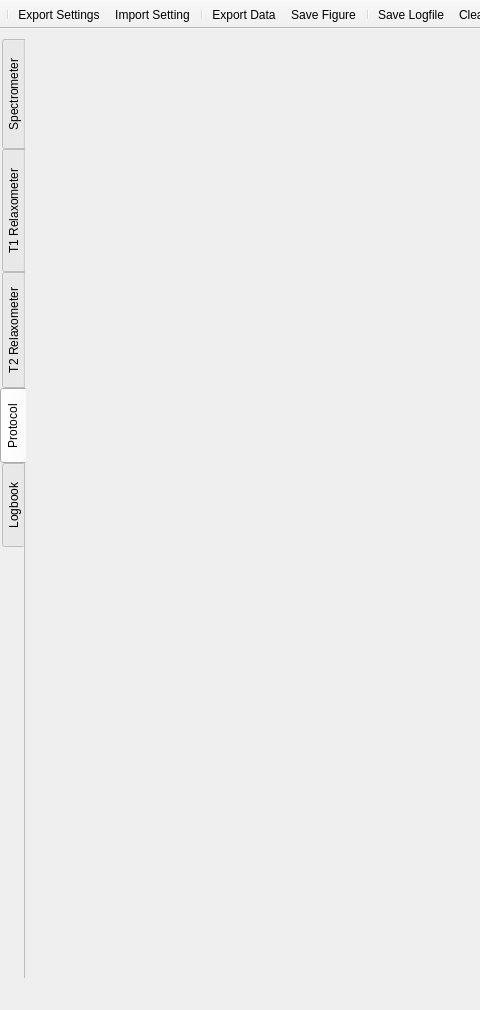
This is Applications/relax/ui/mainwindow.ui in OpenMRI/ocra as Qt 5 draws it before an edit; both pictures show x 0 to 480 and y 0 to 1010 of the 1067 by 1010 pixel window. The edited form follows.
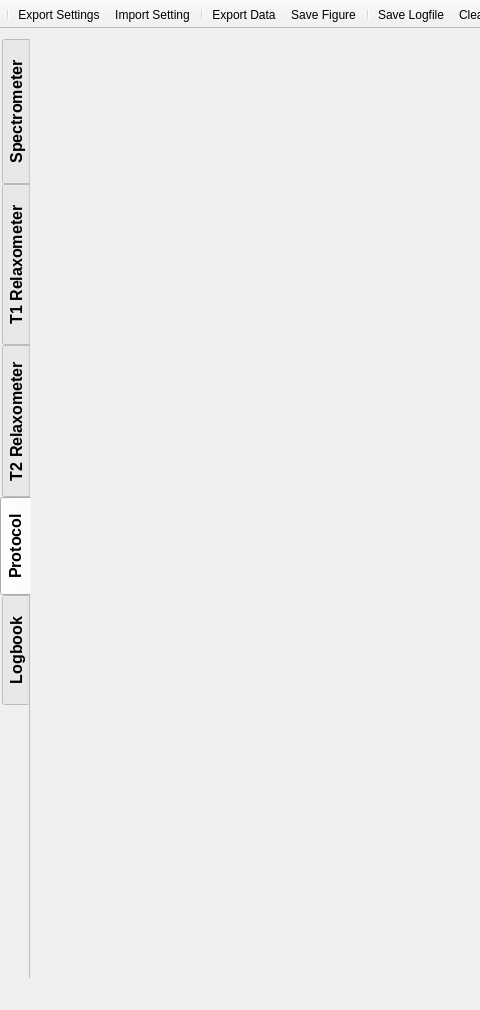
This is the edited form. The open tabs and pages were chosen to show the change. Icons and pictures are not drawn.

```diff
--- a/Applications/relax/ui/mainwindow.ui
+++ b/Applications/relax/ui/mainwindow.ui
@@ -65,6 +65,13 @@
         <height>0</height>
        </size>
       </property>
+      <property name="font">
+       <font>
+        <pointsize>12</pointsize>
+        <weight>75</weight>
+        <bold>true</bold>
+       </font>
+      </property>
       <property name="contextMenuPolicy">
        <enum>Qt::DefaultContextMenu</enum>
       </property>
@@ -72,11 +79,7 @@
        <enum>Qt::LeftToRight</enum>
       </property>
       <property name="autoFillBackground">
-       <bool>false</bool>
-      </property>
-      <property name="styleSheet">
-       <string notr="true">border:0.5
-</string>
+       <bool>true</bool>
       </property>
       <property name="tabPosition">
        <enum>QTabWidget::West</enum>
@@ -288,7 +291,7 @@
          <widget class="QWidget" name="verticalWidget" native="true">
           <layout class="QVBoxLayout" name="verticalLayout">
            <property name="spacing">
-            <number>5</number>
+            <number>0</number>
            </property>
            <property name="leftMargin">
             <number>0</number>
@@ -325,6 +328,8 @@
              <property name="font">
               <font>
                <pointsize>10</pointsize>
+               <weight>75</weight>
+               <bold>true</bold>
               </font>
              </property>
              <layout class="QHBoxLayout" name="protocolLayout">
```
Left out of the diff: 2 changed lines with no effect on the pictures.
